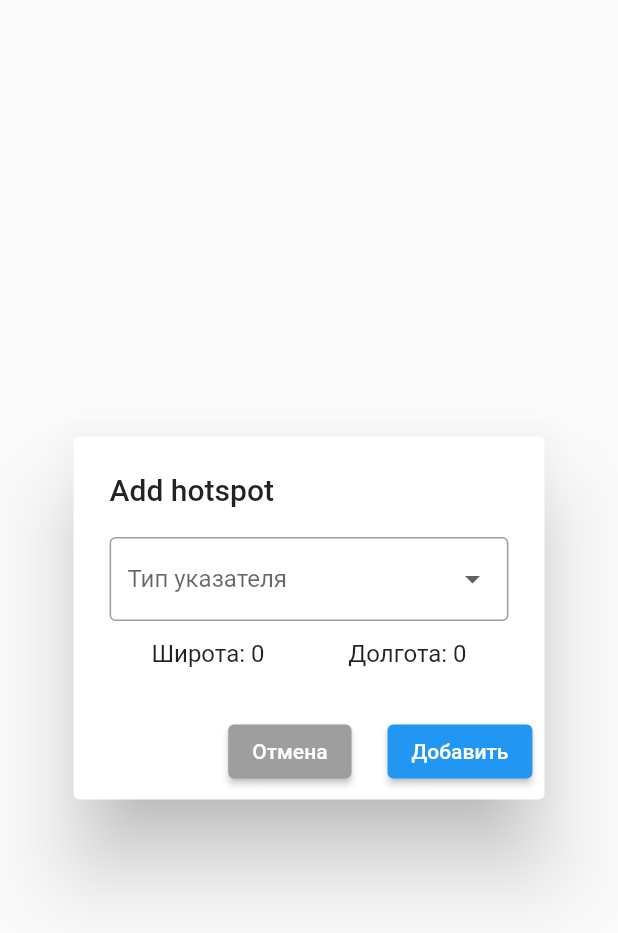
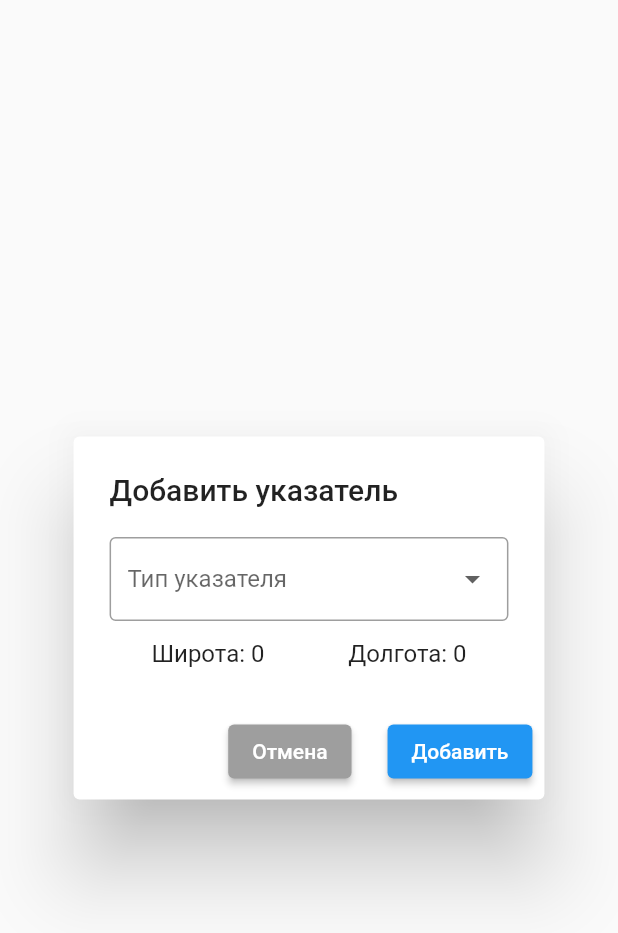
Before and after one commit to teledima/virtual-tour-guide, a Flutter app: the AddHotspotDialog widget shown alone on an empty page, opened directly with empty values, on a phone screen of 412 x 824 dp. Shown: the top 933 px of the screen. Run offline on Flutter 3.47's test engine with Material 2 defaults, Android fonts, the light colour scheme and no system bars; our stand-ins replace dio, flutter_colorpicker, flutter_dotenv, image_picker; missing offline and left inert: awesome_select, flutter_cube, motion_sensors; network calls fail.

Commit message:
Changes: - feat: add russian translation

```diff
--- a/frontend-flutter/lib/data/hotspot_repository.dart
+++ b/frontend-flutter/lib/data/hotspot_repository.dart
@@ -7,7 +7,7 @@ import 'package:flutter_dotenv/flutter_dotenv.dart';
 import 'package:frontend_flutter/models.dart';
 
 class HotspotRepository {
-  static String entrypoint = '${dotenv.env["SERVER_ENTRPOINT"]}/hotspots';
+  static String entrypoint = '${dotenv.env["SERVER_ENTRYPOINT"]}/hotspots';
 
   Future<UpdateResult> deleteHotspot(String tourId, String sceneId, HotspotDetail hotspot) async{
     final response = await http.delete(
--- a/frontend-flutter/lib/screens/add_hotspot_dialog.dart
+++ b/frontend-flutter/lib/screens/add_hotspot_dialog.dart
@@ -111,7 +111,7 @@ class AddHotspotDialogState extends State<AddHotspotDialog> {
   @override
   Widget build(BuildContext context) {
     return AlertDialog(
-      title: const Text('Add hotspot'),
+      title: const Text('Добавить указатель'),
       scrollable: true,
       content: Form(
         key: _formKey,
--- a/frontend-flutter/lib/screens/pano_screen.dart
+++ b/frontend-flutter/lib/screens/pano_screen.dart
@@ -100,7 +100,7 @@ class PanoScreenState extends State<PanoScreen> {
             appBar: AppBar(
               title: Text(snapshot.data!.title),
               actions: [
-                TextButton(style: style, onPressed: widget.onShowScenes, child: const Text('Scenes'))
+                TextButton(style: style, onPressed: widget.onShowScenes, child: const Text('Сцены'))
               ],
             ),
             body: Panorama(
--- a/frontend-flutter/lib/screens/show_scenes_screen.dart
+++ b/frontend-flutter/lib/screens/show_scenes_screen.dart
@@ -45,7 +45,7 @@ class ShowScenesScreenState extends State<ShowScenesScreen> {
         )
     ];
     return Scaffold(
-      appBar: AppBar(title: const Text('Scenes')),
+      appBar: AppBar(title: const Text('Сцены')),
       body: GridView.extent(maxCrossAxisExtent: 360, children: children,),
       floatingActionButton: FloatingActionButton(
         onPressed: onAddScene,
--- a/frontend-flutter/lib/widgets/hotspot_item.dart
+++ b/frontend-flutter/lib/widgets/hotspot_item.dart
@@ -67,8 +67,8 @@ class HotspotItemState extends State<HotspotItem> {
         context: context,
         position: RelativeRect.fromRect(_tapPosition & const Size(4, 4), Offset.zero & screenSize ),
         items: <PopupMenuEntry>[
-          PopupMenuItem(value: 1, child: const Text('Move'), onTap: widget.onMove),
-          PopupMenuItem(value: 2, child: const Text('Delete'), onTap: widget.onDelete)
+          PopupMenuItem(value: 1, child: const Text('Переместить'), onTap: widget.onMove),
+          PopupMenuItem(value: 2, child: const Text('Удалить'), onTap: widget.onDelete)
         ]
       ),
       child: _buildHotspot()
--- a/frontend-flutter/lib/widgets/scene_card.dart
+++ b/frontend-flutter/lib/widgets/scene_card.dart
@@ -45,9 +45,7 @@ class SceneCard extends StatelessWidget {
             crossAxisAlignment: CrossAxisAlignment.stretch,
             mainAxisSize: MainAxisSize.min,
             children: [
-              Flexible(
-                flex: 1,
-                child: Row(
+              Row(
                 mainAxisAlignment: MainAxisAlignment.center,
                 children: [
                   Expanded(
@@ -63,7 +61,6 @@ class SceneCard extends StatelessWidget {
                     )
                   ])
                 ]
-                )
               ),
               Expanded(flex: 1, child: thumbnail),
             ]
```
Lines whose indentation alone changed are shown as unchanged.
